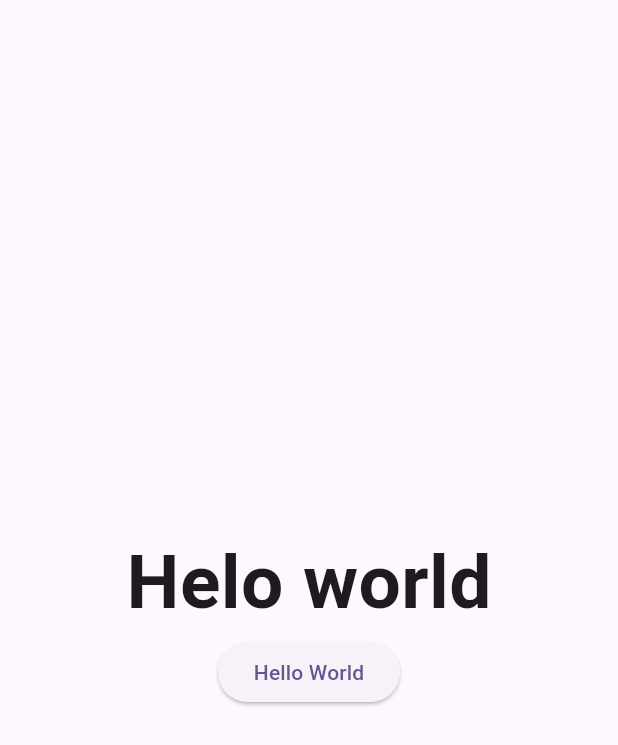
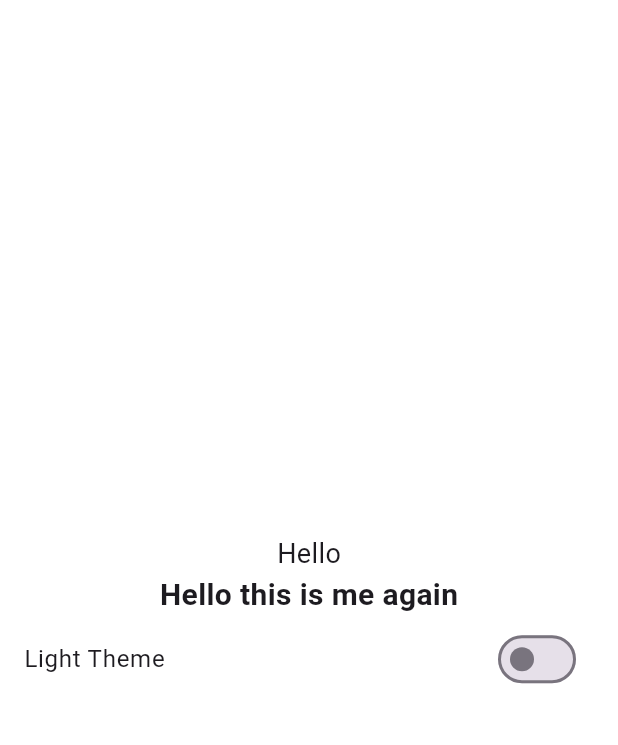
Before and after one commit to MasaSaranovic/ProjekatMITVezbe, a Flutter app: the screen it shows after launch, on a phone screen of 412 x 824 dp. Shown: the top 745 px of the screen. Run offline on Flutter 3.47's test engine with Material 3 defaults, Android fonts, the phone set to English and light mode, and no system bars; our stand-ins replace shared_preferences.

Commit message:
Vezbe 4.1 (do pauze)

```diff
--- a/skriptarnica/lib/consts/theme_data.dart
+++ b/skriptarnica/lib/consts/theme_data.dart
@@ -1,7 +1,7 @@
 import 'package:flutter/material.dart';
 import 'package:skriptarnica/consts/app_colors.dart';
 
-class Style {
+class Styles {
   static ThemeData themeData({
     required bool isDarkTheme,
     required BuildContext context,
--- a/skriptarnica/lib/main.dart
+++ b/skriptarnica/lib/main.dart
@@ -1,5 +1,6 @@
 import 'package:flutter/material.dart';
 import 'package:provider/provider.dart';
+import 'package:skriptarnica/consts/theme_data.dart';
 import 'package:skriptarnica/providers/theme_provider.dart';
 import 'package:skriptarnica/screens/home_screen.dart';
 
@@ -19,13 +20,11 @@
           return ThemeProvider();
         }),
       ],
-      child: Consumer(builder: (context, themeProvider, child) {
+      child: Consumer<ThemeProvider>(builder: (context, themeProvider, child) {
         return MaterialApp(
           title: 'FTN Skriptarnica',
-          theme: ThemeData(
-            colorScheme: ColorScheme.fromSeed(seedColor: Colors.deepPurple),
-            useMaterial3: true,
-          ),
+          theme: Styles.themeData(
+              isDarkTheme: themeProvider.getIsDarkTheme, context: context),
           home: const HomeScreen(),
         );
       }),
--- a/skriptarnica/lib/providers/theme_provider.dart
+++ b/skriptarnica/lib/providers/theme_provider.dart
@@ -4,7 +4,7 @@
 class ThemeProvider with ChangeNotifier {
   static const THEME_STATUS = "THEME_STATUS";
   bool _darkTheme = false;
-  bool get darkTheme => _darkTheme;
+  bool get getIsDarkTheme => _darkTheme;
 
   ThemeProvider() {
     getTheme();
--- a/skriptarnica/lib/screens/home_screen.dart
+++ b/skriptarnica/lib/screens/home_screen.dart
@@ -1,21 +1,30 @@
 import 'package:flutter/material.dart';
+import 'package:provider/provider.dart';
+import 'package:skriptarnica/providers/theme_provider.dart';
+import 'package:skriptarnica/widgets/subtitle_text.dart';
+import 'package:skriptarnica/widgets/title_text.dart';
 
 class HomeScreen extends StatelessWidget {
   const HomeScreen({super.key});
 
   @override
   Widget build(BuildContext context) {
+    final themeProvider = Provider.of<ThemeProvider>(context);
     return Scaffold(
         body: Center(
       child: Column(
         mainAxisAlignment: MainAxisAlignment.center,
         children: [
-          const Text('Helo world',
-              style: TextStyle(fontSize: 50, fontWeight: FontWeight.bold)),
-          ElevatedButton(
-            onPressed: () {},
-            child: const Text('Hello World'),
-          ),
+          const SubtitleTextWidget(label: "Hello"),
+          const TitelesTextWidget(label: "Hello this is me again"),
+          SwitchListTile(
+            title: Text(
+                themeProvider.getIsDarkTheme ? "Dark Theme" : "Light Theme"),
+            value: themeProvider.getIsDarkTheme,
+            onChanged: (value) {
+              themeProvider.setDarkTheme(themeValue: value);
+            },
+          )
         ],
       ),
     ));
--- /dev/null
+++ b/skriptarnica/lib/widgets/subtitle_text.dart
@@ -0,0 +1,33 @@
+import 'package:flutter/material.dart';
+
+class SubtitleTextWidget extends StatelessWidget {
+  const SubtitleTextWidget(
+      {super.key,
+      required this.label,
+      this.fontSize = 18,
+      this.fontStyle = FontStyle.normal,
+      this.fontWeight = FontWeight.normal,
+      this.color,
+      this.textDecoration = TextDecoration.none});
+
+  final String label;
+  final double fontSize;
+  final FontStyle fontStyle;
+  final FontWeight? fontWeight;
+  final Color? color;
+  final TextDecoration textDecoration;
+
+  @override
+  Widget build(BuildContext context) {
+    return Text(
+      label,
+      style: TextStyle(
+        fontSize: fontSize,
+        fontStyle: fontStyle,
+        fontWeight: fontWeight,
+        color: color,
+        decoration: textDecoration,
+      ),
+    );
+  }
+}
--- /dev/null
+++ b/skriptarnica/lib/widgets/title_text.dart
@@ -0,0 +1,30 @@
+import 'package:flutter/material.dart';
+
+class TitelesTextWidget extends StatelessWidget {
+  const TitelesTextWidget({
+    super.key,
+    required this.label,
+    this.fontSize = 20,
+    this.color,
+    this.maxLines,
+  });
+
+  final String label;
+  final double fontSize;
+  final Color? color;
+  final int? maxLines;
+
+  @override
+  Widget build(BuildContext context) {
+    return Text(
+      label,
+      maxLines: maxLines,
+      style: TextStyle(
+        fontSize: fontSize,
+        color: color,
+        fontWeight: FontWeight.bold,
+        overflow: TextOverflow.ellipsis,
+      ),
+    );
+  }
+}
```
Also changed, not shown: skriptarnica/lib/screens/cart_screen.dart (added, +15 -0 lines), skriptarnica/lib/screens/profile_screen.dart (added, +15 -0 lines), skriptarnica/lib/screens/root_screeen.dart (added, +15 -0 lines), skriptarnica/lib/screens/search_screen.dart (added, +15 -0 lines).
